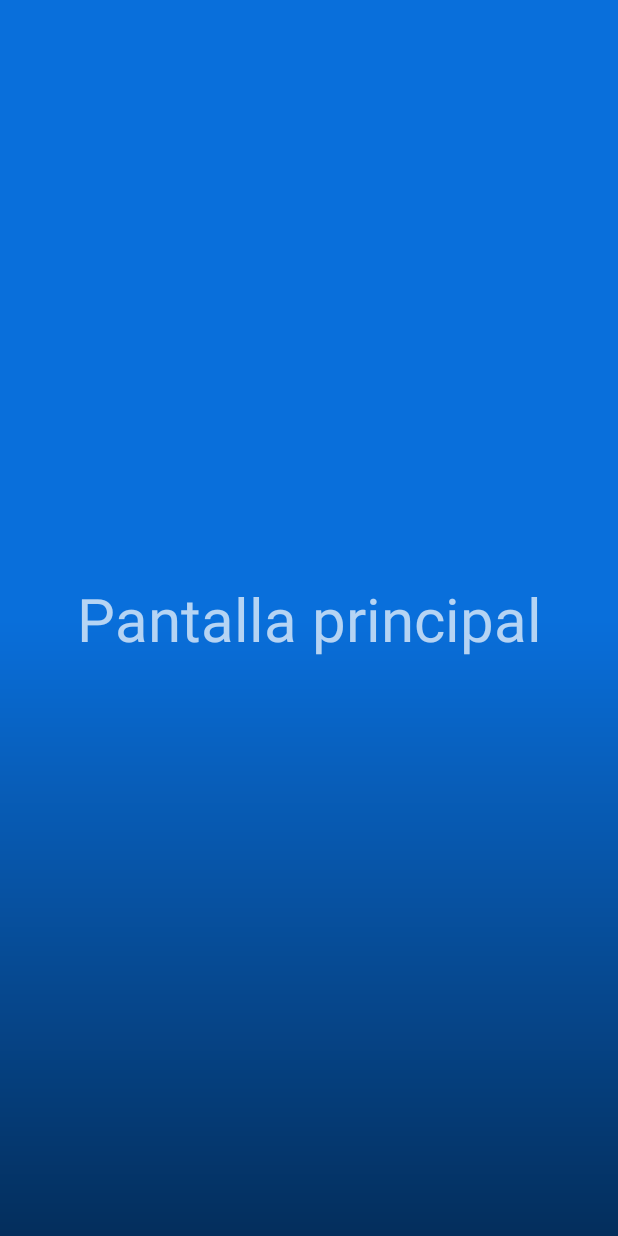
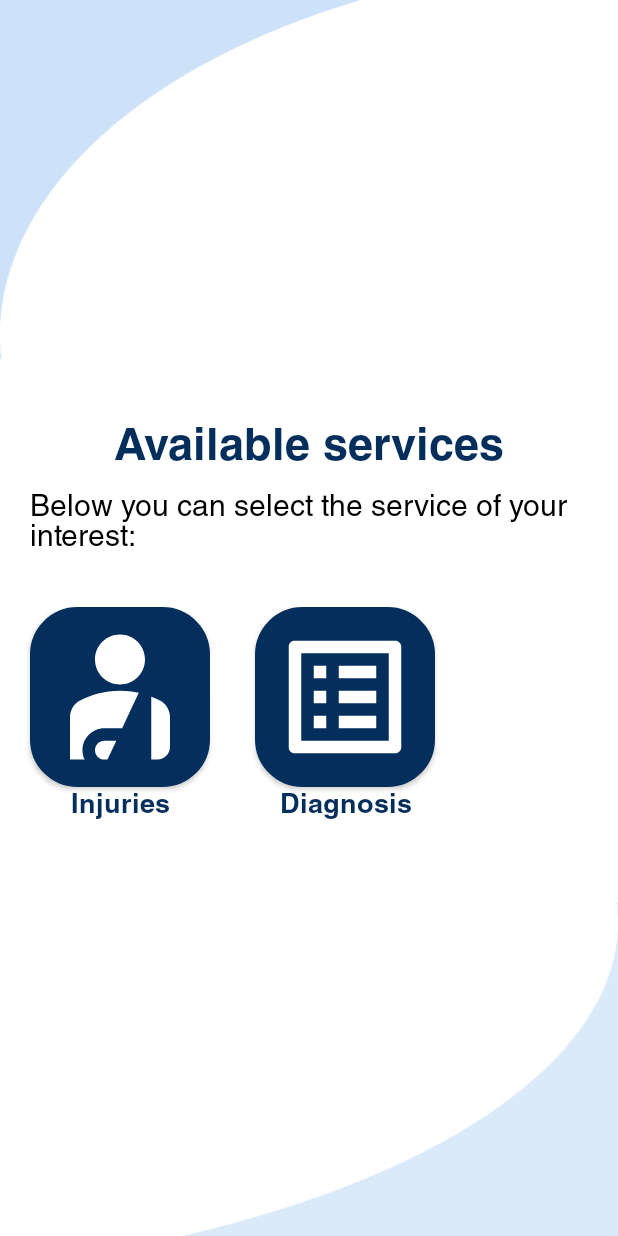
Before and after one commit to JhonnatanZamudioMISO/dermo-app-movil, an Android app: the Dashboard screen opened directly, with no data from a screen before it, on a phone screen of 412 x 824 dp. Run offline under Robolectric (Android 15) with nearby library versions, the phone set to English and light mode, and no system bars; our stand-ins replace data binding.

Commit message:
Se incluye todo los elementos graficos del Dashboard

```diff
--- /dev/null
+++ b/app/src/main/java/com/miso/dermoapp/ui/core/dashboard/viewModels/DashboardViewModel.kt
@@ -0,0 +1,13 @@
+package com.miso.dermoapp.ui.core.dashboard.viewModels
+
+import androidx.lifecycle.ViewModel
+
+/****
+ * Project: DermoApp
+ * From: com.miso.dermoapp.ui.core.dashboard.viewModels
+ * Created by Jhonnatan E. Zamudio P. on 6/03/2023 at 5:32 a. m.
+ * All rights reserved 2023.
+ ****/
+
+class DashboardViewModel: ViewModel() {
+}
--- a/app/src/main/java/com/miso/dermoapp/ui/core/profile/views/UserDematologicalProfile.kt
+++ b/app/src/main/java/com/miso/dermoapp/ui/core/profile/views/UserDematologicalProfile.kt
@@ -162,7 +162,7 @@ class UserDematologicalProfile : AppCompatActivity() {
             val imgFile = File(sharedPreferences().get(this, KeySharedPreferences.PATH_TIPO_PIEL.value))
             val myBitmap = BitmapFactory.decodeFile(imgFile.getAbsolutePath())
             binding.imageViewPhoto.setBackgroundResource(R.drawable.ic_eye)
-            val bitmapAjusted = redimensionarImagen(myBitmap, 1280f, sharedPreferences().get(this, KeySharedPreferences.PATH_TIPO_PIEL.value))!!
+            val bitmapAjusted = redimensionarImagen(myBitmap, 1080f, sharedPreferences().get(this, KeySharedPreferences.PATH_TIPO_PIEL.value))!!
             binding.imageViewPhoto.setImageBitmap(bitmapAjusted)
             viewModel.validatePhoto(bitmapAjusted)
         }
--- /dev/null
+++ b/app/src/main/res/drawable/ic_diagnostic.xml
@@ -0,0 +1,5 @@
+<vector android:autoMirrored="true" android:height="100dp"
+    android:tint="#FFFFFF" android:viewportHeight="24"
+    android:viewportWidth="24" android:width="100dp" xmlns:android="http://schemas.android.com/apk/res/android">
+    <path android:fillColor="@android:color/white" android:pathData="M19,5v14L5,19L5,5h14m1.1,-2L3.9,3c-0.5,0 -0.9,0.4 -0.9,0.9v16.2c0,0.4 0.4,0.9 0.9,0.9h16.2c0.4,0 0.9,-0.5 0.9,-0.9L21,3.9c0,-0.5 -0.5,-0.9 -0.9,-0.9zM11,7h6v2h-6L11,7zM11,11h6v2h-6v-2zM11,15h6v2h-6zM7,7h2v2L7,9zM7,11h2v2L7,13zM7,15h2v2L7,17z"/>
+</vector>
--- /dev/null
+++ b/app/src/main/res/drawable/ic_wound.xml
@@ -0,0 +1,5 @@
+<vector android:height="100dp" android:tint="#FFFFFF"
+    android:viewportHeight="24" android:viewportWidth="24"
+    android:width="100dp" xmlns:android="http://schemas.android.com/apk/res/android">
+    <path android:fillColor="@android:color/white" android:pathData="M8,6c0,-2.21 1.79,-4 4,-4s4,1.79 4,4c0,2.21 -1.79,4 -4,4S8,8.21 8,6zM17,22h1c1.1,0 2,-0.9 2,-2l0,-4.78c0,-1.12 -0.61,-2.15 -1.61,-2.66c-0.43,-0.22 -0.9,-0.43 -1.39,-0.62L17,22zM12.34,17L15,11.33C14.07,11.12 13.07,11 12,11c-2.53,0 -4.71,0.7 -6.39,1.56C4.61,13.07 4,14.1 4,15.22L4,22h2.34C6.12,21.55 6,21.04 6,20.5C6,18.57 7.57,17 9.5,17H12.34zM10,22l1.41,-3H9.5C8.67,19 8,19.67 8,20.5S8.67,22 9.5,22H10z"/>
+</vector>
--- a/app/src/main/res/layout/activity_dashboard.xml
+++ b/app/src/main/res/layout/activity_dashboard.xml
@@ -1,18 +1,126 @@
 <?xml version="1.0" encoding="utf-8"?>
-<androidx.constraintlayout.widget.ConstraintLayout xmlns:android="http://schemas.android.com/apk/res/android"
-    xmlns:app="http://schemas.android.com/apk/res-auto"
+<layout xmlns:android="http://schemas.android.com/apk/res/android"
     xmlns:tools="http://schemas.android.com/tools"
+    xmlns:app="http://schemas.android.com/apk/res-auto">
+
+    <data>
+        <variable
+            name="vModel"
+            type="com.miso.dermoapp.ui.core.dashboard.viewModels.DashboardViewModel" />
+        <variable
+            name="codeField"
+            type="com.miso.dermoapp.domain.models.enumerations.CodeField" />
+    </data>
+
+    <androidx.constraintlayout.widget.ConstraintLayout
+        android:id="@+id/layout_contain"
         android:layout_width="match_parent"
         android:layout_height="match_parent"
-    tools:context=".ui.core.dashboard.views.Dashboard">
+        android:background="@mipmap/background_sign_up"
+        tools:context=".ui.core.profile.views.UserDematologicalProfile">
+
+        <androidx.constraintlayout.widget.ConstraintLayout
+            android:id="@+id/constraintLayout"
+            android:layout_width="match_parent"
+            android:layout_height="wrap_content"
+            app:layout_constraintBottom_toBottomOf="parent"
+            app:layout_constraintEnd_toEndOf="parent"
+            app:layout_constraintHorizontal_bias="0.0"
+            app:layout_constraintStart_toStartOf="parent"
+            app:layout_constraintTop_toTopOf="parent">
 
             <TextView
+                android:id="@+id/textViewTitle"
                 android:layout_width="match_parent"
                 android:layout_height="wrap_content"
-        android:text="Pantalla principal"
+                android:fontFamily="@font/helveticaltsdbold"
                 android:gravity="center_horizontal"
-        android:textSize="40sp"
-        app:layout_constraintBottom_toBottomOf="parent"
-        app:layout_constraintTop_toTopOf="parent" />
+                android:text="@string/servicios_disponibles"
+                android:textColor="@color/blue_dark"
+                android:textSize="30sp"
+                app:layout_constraintTop_toTopOf="parent"
+                tools:layout_editor_absoluteX="0dp" />
+
+            <TextView
+                android:id="@+id/textViewSubTitle"
+                android:layout_width="match_parent"
+                android:layout_height="wrap_content"
+                android:fontFamily="@font/helveticaltstdroman"
+                android:gravity="left"
+                android:text="@string/a_continuaci_n_puede_seleccionar_el_servicio_de_su_inter_s"
+                android:textColor="@color/black"
+                android:textSize="20sp"
+                android:paddingStart="20dp"
+                android:paddingEnd="20dp"
+                android:layout_marginTop="10dp"
+                app:layout_constraintEnd_toEndOf="parent"
+                app:layout_constraintStart_toStartOf="parent"
+                app:layout_constraintTop_toBottomOf="@+id/textViewTitle"
+                tools:ignore="RtlHardcoded" />
+
+            <Button
+                android:id="@+id/buttonWounds"
+                android:layout_width="wrap_content"
+                android:layout_height="wrap_content"
+                android:layout_marginStart="20dp"
+                android:layout_marginTop="35dp"
+                android:background="@drawable/boton_oscuro"
+                android:drawableStart="@drawable/ic_wound"
+                android:ellipsize="marquee"
+                android:fontFamily="@font/helveticaltstdroman"
+                android:gravity="center_horizontal|center_vertical"
+                android:marqueeRepeatLimit="marquee_forever"
+                android:padding="10dp"
+                android:singleLine="true"
+                android:textAllCaps="false"
+                android:textColor="#fff"
+                android:textSize="18sp"
+                app:layout_constraintStart_toStartOf="parent"
+                app:layout_constraintTop_toBottomOf="@+id/textViewSubTitle" />
+
+            <TextView
+                android:id="@+id/textViewWounds"
+                android:layout_width="120dp"
+                android:layout_height="wrap_content"
+                android:fontFamily="@font/helveticaltsdbold"
+                android:gravity="center_horizontal"
+                android:text="@string/lesiones"
+                android:textColor="@color/blue_dark"
+                android:textSize="18sp"
+                app:layout_constraintStart_toStartOf="@+id/buttonWounds"
+                app:layout_constraintTop_toBottomOf="@+id/buttonWounds" />
+
+            <Button
+                android:id="@+id/buttonDiagnostic"
+                android:layout_width="wrap_content"
+                android:layout_height="wrap_content"
+                android:background="@drawable/boton_oscuro"
+                android:drawableStart="@drawable/ic_diagnostic"
+                android:ellipsize="marquee"
+                android:fontFamily="@font/helveticaltstdroman"
+                android:gravity="center_horizontal|center_vertical"
+                android:marqueeRepeatLimit="marquee_forever"
+                android:padding="10dp"
+                android:singleLine="true"
+                android:textAllCaps="false"
+                android:textColor="#fff"
+                android:textSize="18sp"
+                android:layout_marginStart="30dp"
+                app:layout_constraintStart_toEndOf="@+id/buttonWounds"
+                app:layout_constraintTop_toTopOf="@+id/buttonWounds" />
+
+            <TextView
+                android:id="@+id/textViewDiagnostic"
+                android:layout_width="120dp"
+                android:layout_height="wrap_content"
+                android:fontFamily="@font/helveticaltsdbold"
+                android:gravity="center_horizontal"
+                android:text="@string/diagn_stico"
+                android:textColor="@color/blue_dark"
+                android:textSize="18sp"
+                app:layout_constraintStart_toStartOf="@+id/buttonDiagnostic"
+                app:layout_constraintTop_toBottomOf="@+id/buttonDiagnostic" />
 
         </androidx.constraintlayout.widget.ConstraintLayout>
+    </androidx.constraintlayout.widget.ConstraintLayout>
+</layout>
--- a/app/src/main/res/values/strings.xml
+++ b/app/src/main/res/values/strings.xml
@@ -70,4 +70,8 @@
     <string name="separador">&#160;-&#160;</string>
     <string name="problemas_almacenamiento_imagen">Our system has an error, please try again later</string>
     <string name="agregadoConExito">Added successfully</string>
+    <string name="servicios_disponibles">Available services</string>
+    <string name="a_continuaci_n_puede_seleccionar_el_servicio_de_su_inter_s">Below you can select the service of your interest:</string>
+    <string name="lesiones">Injuries</string>
+    <string name="diagn_stico">Diagnosis</string>
 </resources>
```
Also changed, not shown: 1 other file. Lines whose indentation alone changed are shown as unchanged.
